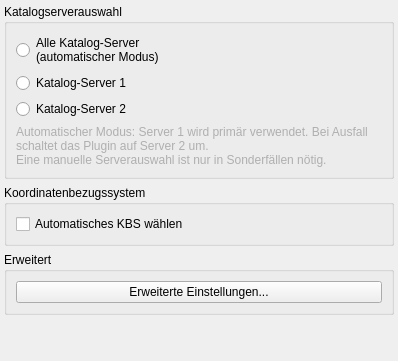
geoObserver/geobasis_loader, file resources/design_files/general_settings_widget.ui: the form before one commit.
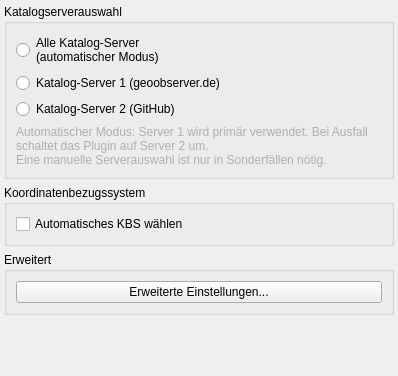
The form after the commit.

Commit message:
feat(ui): added names to server selection
Added the server name to each server option to better indicate where the catalogs are currently coming from.

Patch:
```diff
--- a/resources/design_files/general_settings_widget.ui
+++ b/resources/design_files/general_settings_widget.ui
@@ -7,7 +7,7 @@
     <x>0</x>
     <y>0</y>
     <width>398</width>
-    <height>293</height>
+    <height>376</height>
    </rect>
   </property>
   <property name="sizePolicy">
@@ -70,7 +70,7 @@
       <item>
        <widget class="QRadioButton" name="radioButton_2">
         <property name="text">
-         <string>Katalog-Server 1</string>
+         <string>Katalog-Server 1 (geoobserver.de)</string>
         </property>
         <property name="server" stdset="0">
          <number>1</number>
@@ -83,7 +83,7 @@
       <item>
        <widget class="QRadioButton" name="radioButton_3">
         <property name="text">
-         <string>Katalog-Server 2</string>
+         <string>Katalog-Server 2 (GitHub)</string>
         </property>
         <property name="server" stdset="0">
          <number>2</number>
```
